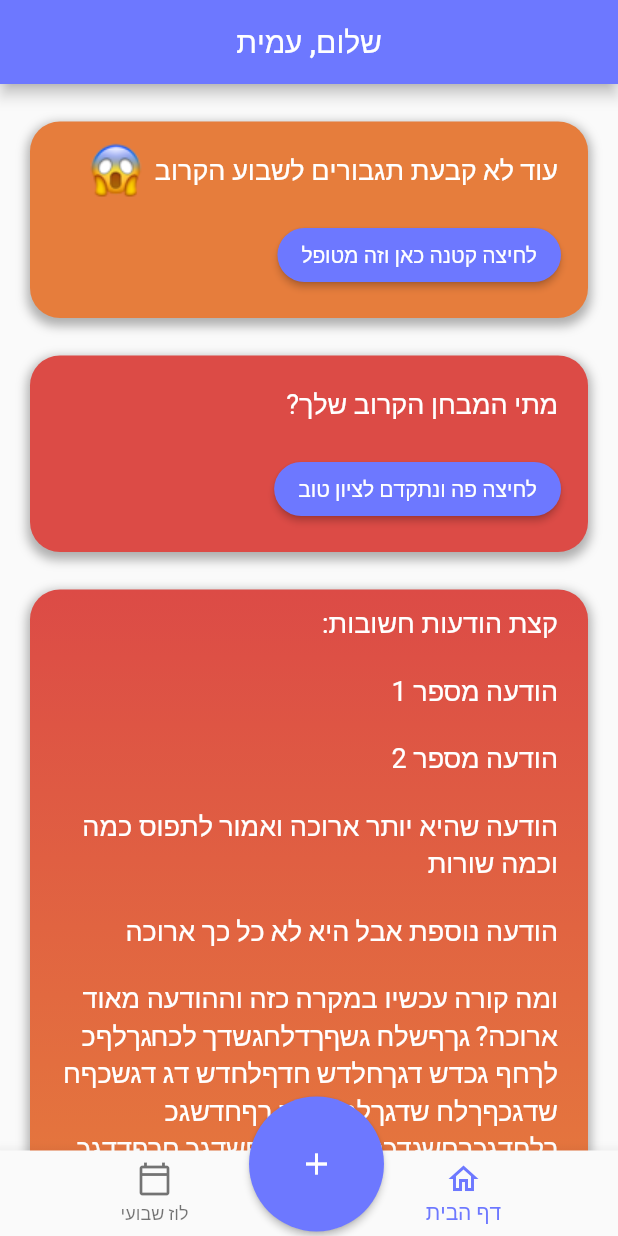
After one commit to inamit/amiad-porat, a Flutter app: the Home screen opened directly, on a phone screen of 412 x 824 dp. The commit adds this screen. Run offline on Flutter 3.47's test engine with Material 2 defaults, Android fonts, the phone set to English and light mode, and no system bars; Roboto replaces fonts that are missing (Heebo).

Commit message:
Create Home page and cards

```diff
--- /dev/null
+++ b/lib/data/lessons.dart
@@ -0,0 +1 @@
+var lessons = [];
--- /dev/null
+++ b/lib/data/messages.dart
@@ -0,0 +1,7 @@
+List<String> messages = [
+  "הודעה מספר 1",
+  "הודעה מספר 2",
+  "הודעה שהיא יותר ארוכה ואמור לתפוס כמה וכמה שורות",
+  "הודעה נוספת אבל היא לא כל כך ארוכה",
+  "ומה קורה עכשיו במקרה כזה וההודעה מאוד ארוכה? גךףשלח גשףךדלחגשדך לכחגךלףכ לךחף גכדש דגךחלדש חדףלחדש דג דגשכףח שדגכףךלח שדגךלחשדגכ ךףחדשגכ ךלחדגכךחשגדכףךח שדחךףשדגכ חךףדדגכ חךלשדגכ ",
+];
--- /dev/null
+++ b/lib/data/tests.dart
@@ -0,0 +1 @@
+var tests = [];
--- a/lib/main.dart
+++ b/lib/main.dart
@@ -1,4 +1,7 @@
-import 'package:amiadporat/screens/splash_screen/splash_screen.dart';
+import 'dart:ui';
+
+import 'constants.dart';
+import 'screens/splash_screen/splash_screen.dart';
 import 'package:flutter/material.dart';
 import 'package:flutter_localizations/flutter_localizations.dart';
 
@@ -32,7 +35,9 @@ class MyApp extends StatelessWidget {
           // Notice that the counter didn't reset back to zero; the application
           // is not restarted.
           primarySwatch: Colors.blue,
-      ),
+          fontFamily: "Heebo",
+          appBarTheme:
+              AppBarTheme(backgroundColor: neonBlue, centerTitle: true)),
       debugShowCheckedModeBanner: false,
       home: SplashScreen(),
     );
--- /dev/null
+++ b/lib/screens/components/my_bottom_nav_bar.dart
@@ -0,0 +1,50 @@
+import 'package:flutter/material.dart';
+
+import '../../constants.dart';
+
+class MyBottomNavBar extends StatelessWidget {
+  const MyBottomNavBar({
+    Key? key,
+  }) : super(key: key);
+
+  @override
+  Widget build(BuildContext context) {
+    return Stack(
+      clipBehavior: Clip.none,
+      children: [
+        BottomNavigationBar(
+          type: BottomNavigationBarType.fixed,
+          items: [
+            BottomNavigationBarItem(
+                icon: Icon(Icons.home_outlined), label: "דף הבית"),
+            BottomNavigationBarItem(
+                icon: Icon(Icons.calendar_today_outlined), label: "לוז שבועי")
+          ],
+          selectedItemColor: neonBlue,
+        ),
+        Positioned(
+          right: 140,
+          bottom: 3,
+          child: _buildAddButton(),
+        ),
+      ],
+    );
+  }
+
+  ElevatedButton _buildAddButton() {
+    return ElevatedButton(
+      style: ButtonStyle(
+          shape: MaterialStateProperty.all(CircleBorder()),
+          backgroundColor: MaterialStateProperty.all(neonBlue),
+          shadowColor: MaterialStateProperty.all(Colors.black)),
+      child: Container(
+        width: 90,
+        height: 90,
+        alignment: Alignment.center,
+        decoration: BoxDecoration(shape: BoxShape.circle),
+        child: Icon(Icons.add),
+      ),
+      onPressed: () {},
+    );
+  }
+}
--- /dev/null
+++ b/lib/screens/home/components/homepage_card.dart
@@ -0,0 +1,42 @@
+import 'package:flutter/material.dart';
+
+class HomepageCard extends StatelessWidget {
+  const HomepageCard({
+    Key? key,
+    required this.content,
+    this.button,
+    this.color,
+    this.gradient,
+  }) : super(key: key);
+
+  final Widget content;
+  final Widget? button;
+  final Color? color;
+  final Gradient? gradient;
+
+  @override
+  Widget build(BuildContext context) {
+    return Padding(
+      padding: const EdgeInsets.only(right: 20, left: 20, top: 25),
+      child: Container(
+        width: MediaQuery.of(context).size.width,
+        child: Column(
+          crossAxisAlignment: CrossAxisAlignment.start,
+          children: [content, button ?? Container()],
+        ),
+        decoration: BoxDecoration(
+          gradient: gradient,
+          color: color,
+          borderRadius: BorderRadius.circular(20),
+          boxShadow: [
+            BoxShadow(
+                offset: Offset(0, 3.0),
+                blurRadius: 5,
+                spreadRadius: 2,
+                color: Colors.black.withOpacity(0.3))
+          ],
+        ),
+      ),
+    );
+  }
+}
--- /dev/null
+++ b/lib/screens/home/home.dart
@@ -0,0 +1,137 @@
+import 'package:amiadporat/data/lessons.dart';
+import 'package:amiadporat/data/messages.dart';
+import 'package:amiadporat/data/tests.dart';
+import 'package:flutter/material.dart';
+
+import '../../constants.dart';
+import '../components/my_bottom_nav_bar.dart';
+import 'components/homepage_card.dart';
+
+class Home extends StatefulWidget {
+  const Home({Key? key}) : super(key: key);
+
+  @override
+  _HomeState createState() => _HomeState();
+}
+
+class _HomeState extends State<Home> {
+  @override
+  Widget build(BuildContext context) {
+    return Scaffold(
+      appBar: AppBar(
+        title: Text('שלום, עמית'),
+      ),
+      bottomNavigationBar: MyBottomNavBar(),
+      body: SafeArea(
+        child: SingleChildScrollView(
+          child: Column(
+            children: [
+              HomepageCard(
+                  content:
+                      lessons.isEmpty ? noLessonMessage() : noLessonMessage(),
+                  button: buildButton("לחיצה קטנה כאן וזה מטופל", () {}),
+                  color: orange),
+              HomepageCard(
+                  content: tests.isEmpty ? noTestMessage() : noTestMessage(),
+                  button: buildButton("לחיצה פה ונתקדם לציון טוב", () {}),
+                  color: red),
+              HomepageCard(
+                  content: messages.isEmpty
+                      ? Padding(
+                          padding: const EdgeInsets.all(20.0),
+                          child: Text(
+                            "אין הודעות",
+                            style: TextStyle(fontSize: 18, color: Colors.white),
+                          ),
+                        )
+                      : _messagesCardContent(),
+                  gradient: LinearGradient(
+                      begin: Alignment.topCenter,
+                      end: Alignment.bottomCenter,
+                      colors: redOrangeGradient)),
+            ],
+          ),
+        ),
+      ),
+    );
+  }
+
+  List<Widget> _messages() {
+    List<Widget> messagesWidget = [];
+
+    for (String message in messages) {
+      messagesWidget.add(Padding(
+        padding: const EdgeInsets.only(bottom: 20.0),
+        child:
+            Text(message, style: TextStyle(fontSize: 18, color: Colors.white)),
+      ));
+    }
+
+    return messagesWidget;
+  }
+
+  Column _messagesCardContent() {
+    return Column(
+      crossAxisAlignment: CrossAxisAlignment.start,
+      mainAxisSize: MainAxisSize.min,
+      children: [
+        Padding(
+          padding: const EdgeInsets.only(right: 20.0, top: 10.0),
+          child: Text("קצת הודעות חשובות:",
+              style: TextStyle(fontSize: 18, color: Colors.white)),
+        ),
+        SingleChildScrollView(
+          padding: EdgeInsets.all(20.0),
+          child: Column(
+            crossAxisAlignment: CrossAxisAlignment.start,
+            children: _messages(),
+          ),
+        ),
+      ],
+    );
+  }
+
+  Padding noTestMessage() {
+    return Padding(
+      padding: const EdgeInsets.all(20.0),
+      child: Text(
+        "מתי המבחן הקרוב שלך?",
+        style: TextStyle(fontSize: 18, color: Colors.white),
+      ),
+    );
+  }
+
+  Padding buildButton(String title, void Function() onPressed) {
+    return Padding(
+      padding: const EdgeInsets.only(right: 18.0, bottom: 18.0),
+      child: ElevatedButton(
+        onPressed: onPressed,
+        child: Text(title),
+        style: ButtonStyle(
+          backgroundColor: MaterialStateProperty.all(neonBlue),
+          shape: MaterialStateProperty.all(
+            RoundedRectangleBorder(borderRadius: BorderRadius.circular(20)),
+          ),
+        ),
+      ),
+    );
+  }
+
+  Padding noLessonMessage() {
+    return Padding(
+      padding: const EdgeInsets.all(12.0),
+      child: Row(
+        children: [
+          Padding(
+            padding: const EdgeInsets.all(8.0),
+            child: Text(
+              "עוד לא קבעת תגבורים לשבוע הקרוב",
+              style: TextStyle(fontSize: 18, color: Colors.white),
+            ),
+          ),
+          Image.asset("assets/emoji.png"),
+        ],
+      ),
+    );
+  }
+}
--- a/lib/screens/login_screen/login_screen.dart
+++ b/lib/screens/login_screen/login_screen.dart
@@ -1,5 +1,6 @@
 import 'dart:ui';
 
+import '../home/home.dart';
 import 'package:flutter/material.dart';
 
 import '../../constants.dart';
@@ -109,11 +110,11 @@ class _LoginScreenState extends State<LoginScreen> {
 
   void _submitForm() {
     if (_formKey.currentState!.validate()) {
-      ScaffoldMessenger.of(context)
-          .showSnackBar(SnackBar(content: Text('Processing Data')));
       _formKey.currentState!.save();
 
       // TODO: CONNECT TO SERVER AND LOGIN
+      Navigator.of(context)
+          .pushReplacement(MaterialPageRoute(builder: (context) => Home()));
     }
   }
 
--- a/lib/screens/splash_screen/splash_screen.dart
+++ b/lib/screens/splash_screen/splash_screen.dart
@@ -1,8 +1,7 @@
 import 'dart:async';
 
-import 'package:amiadporat/screens/login_screen/login_screen.dart';
+import '../login_screen/login_screen.dart';
 import 'package:flutter/material.dart';
-import 'package:flutter/services.dart';
 
 class SplashScreen extends StatefulWidget {
   const SplashScreen({Key? key}) : super(key: key);
```
Also changed, not shown: pubspec.yaml (+0 -7 lines), assets/emoji.png (added), 1 other file. Lines whose indentation alone changed are shown as unchanged.
